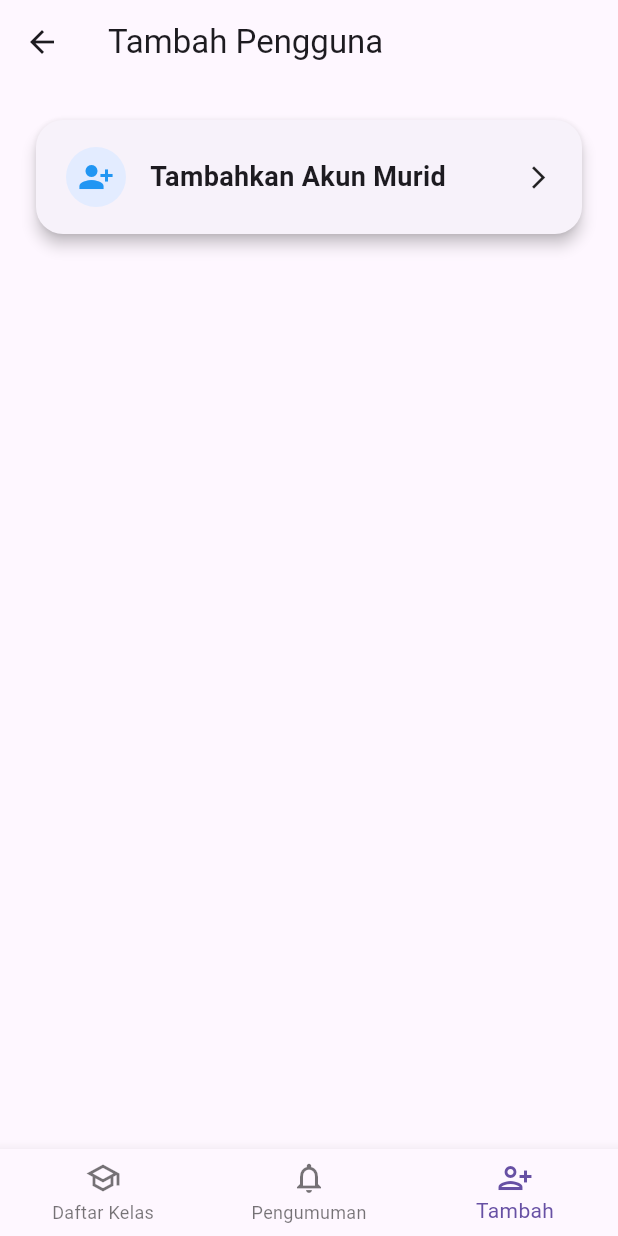
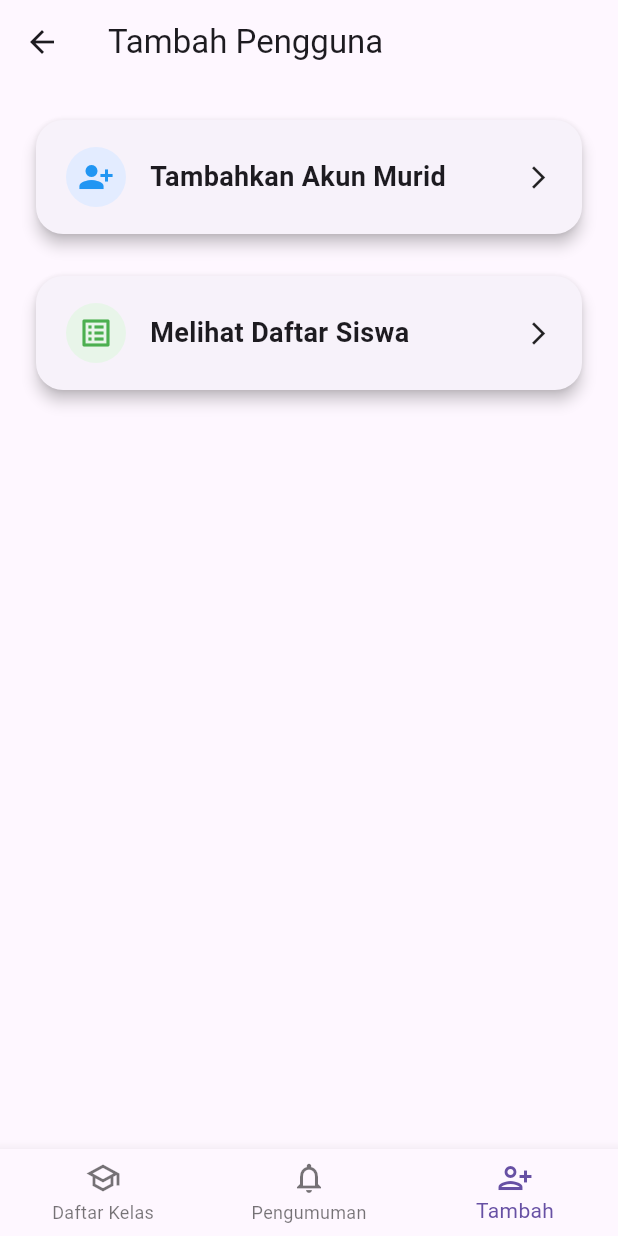
Before and after one commit to gajah123-cmd/Flutter-Presensi, a Flutter app: the TambahPengguna screen opened by its route, on a phone screen of 412 x 824 dp. Run offline on Flutter 3.47's test engine with Material 3 defaults, Android fonts, the phone set to English and light mode, and no system bars; our stand-ins replace supabase_flutter; accounts and stored records are empty.

Commit message:
Add files via upload

```diff
--- a/apk/lib/Services/siswa_service.dart
+++ b/apk/lib/Services/siswa_service.dart
@@ -12,9 +12,9 @@ class SiswaService {
     required String status,
   }) async {
 
-    await Supabase.instance.client
-        .from('id_siswa')
-        .insert({
+    final client = Supabase.instance.client;
+
+    await client.from('id_siswa').insert({
       'nis': nis,
       'name': name,
       'tgl_lahir': tglLahir,
@@ -23,5 +23,30 @@ class SiswaService {
       'no_tlp_ort': noTlp,
       'status': status,
     });
+
+    await client.from('daftar_siswa').insert({
+      'id_siswa': nis,
+    });
+  }
+
+  static Future<List<Map<String, dynamic>>> getDaftarSiswa() async {
+
+    final response = await Supabase.instance.client
+        .from('daftar_siswa')
+        .select('''
+          id_siswa,
+          update,
+          id_siswa (
+            nis,
+            name,
+            tgl_lahir,
+            gender,
+            address,
+            no_tlp_ort,
+            status
+          )
+        ''');
+
+    return List<Map<String, dynamic>>.from(response);
   }
 }
--- a/apk/lib/dashboard/add_person.dart
+++ b/apk/lib/dashboard/add_person.dart
@@ -1,5 +1,6 @@
 import 'package:flutter/material.dart';
 import 'package:apk/widget.dart';
+import '../funtion/read_siswa.dart';
 
 class TambahPengguna extends StatefulWidget {
   const TambahPengguna({super.key});
@@ -19,7 +20,9 @@ class _TambahPenggunaState extends State<TambahPengguna> {
       ),
 body: Padding(
   padding: const EdgeInsets.all(20),
-        child: Card(
+  child: Column(
+    children: [
+      Card(
         shape: RoundedRectangleBorder(
           borderRadius: BorderRadius.circular(18),
         ),
@@ -61,6 +64,53 @@ class _TambahPenggunaState extends State<TambahPengguna> {
           ),
         ),
       ),
+
+      const SizedBox(height: 20),
+
+      Card(
+        shape: RoundedRectangleBorder(
+          borderRadius: BorderRadius.circular(18),
+        ),
+        elevation: 4,
+        child: InkWell(
+          borderRadius: BorderRadius.circular(18),
+          onTap: () {
+            Navigator.push(
+              context,
+              MaterialPageRoute(
+                builder: (context) => const DaftarSiswaPage(),
+              ),
+            );
+          },
+          child: const Padding(
+            padding: EdgeInsets.symmetric(horizontal: 20, vertical: 18),
+            child: Row(
+              children: [
+                CircleAvatar(
+                  backgroundColor: Color(0xFFE8F5E9),
+                  child: Icon(
+                    Icons.list_alt,
+                    color: Colors.green,
+                  ),
+                ),
+                SizedBox(width: 16),
+                Expanded(
+                  child: Text(
+                    "Melihat Daftar Siswa",
+                    style: TextStyle(
+                      fontSize: 18,
+                      fontWeight: FontWeight.w600,
+                    ),
+                  ),
+                ),
+                Icon(Icons.arrow_forward_ios, size: 18),
+              ],
+            ),
+          ),
+        ),
+      ),
+    ],
+  ),
 ),
     );
   }
--- a/apk/lib/page1.dart
+++ b/apk/lib/page1.dart
@@ -55,7 +55,7 @@ class _LoginState extends State<Home> {
                     ),
                   ),
                   child: const Text(
-                    'Login',
+                    'Masuk',
                     style: TextStyle(
                       fontSize: 16,
                       color: Colors.white,
```
Also changed, not shown: apk/lib/funtion/read_siswa.dart (added, +53 -0 lines). Lines whose indentation alone changed are shown as unchanged.
